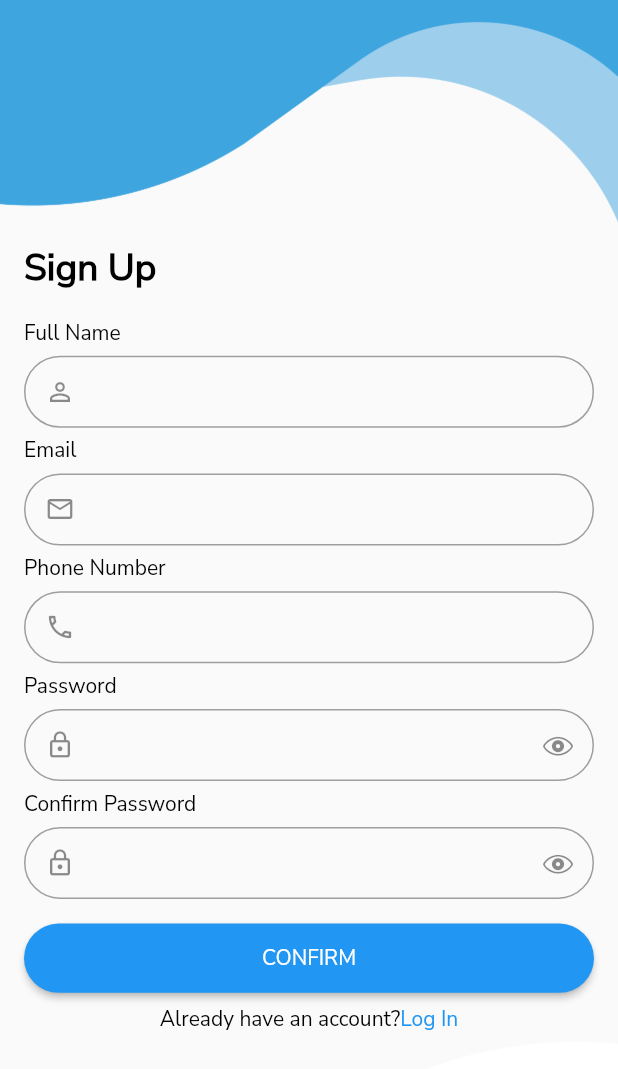
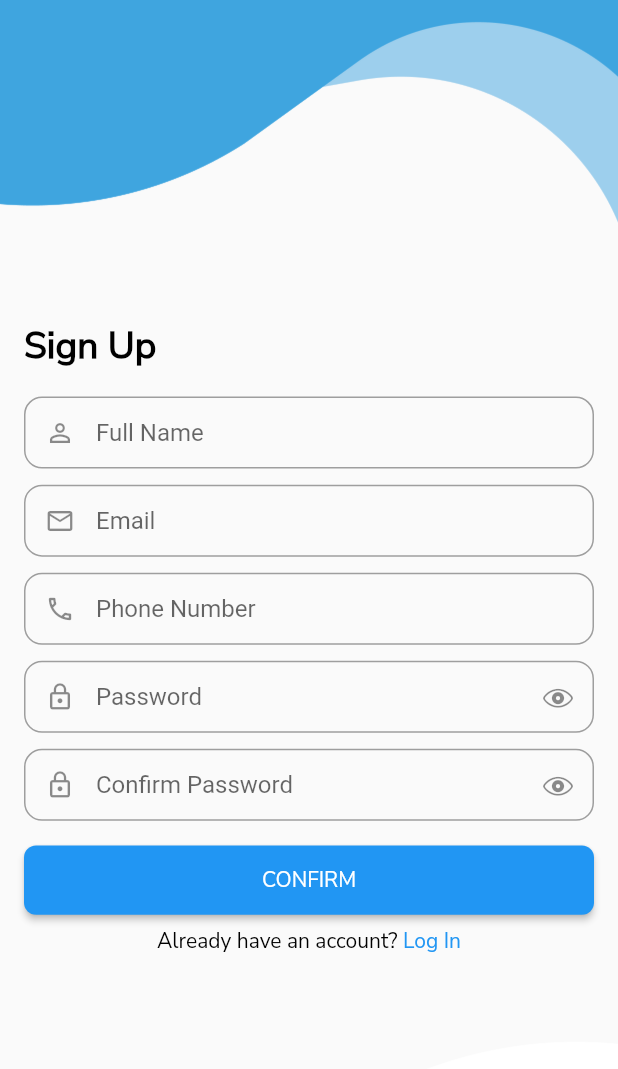
Before and after one commit to abhinavdali/Andrews-Health-Service, a Flutter app: the Login screen opened directly, after a tap on "LOGIN", after a tap on "Sign Up", on a phone screen of 412 x 824 dp. Shown: the top 1069 px of the screen. Run offline on Flutter 3.47's test engine with Material 2 defaults, Android fonts, the phone set to English and light mode, and no system bars; our stand-ins replace sizer.

Commit message:
login and signup

```diff
--- a/lib/Extracted Widgets/textfield.dart
+++ b/lib/Extracted Widgets/textfield.dart
@@ -2,7 +2,7 @@ import 'package:flutter/cupertino.dart';
 import 'package:flutter/material.dart';
 
 class CustomTextField extends StatefulWidget {
-  final controller, maxLines, validator, prefix, isPass;
+  final controller, maxLines, validator, prefix, isPass,hintText;
   const CustomTextField({
     Key? key,
     required this.controller,
@@ -10,6 +10,7 @@ class CustomTextField extends StatefulWidget {
     this.validator,
     this.prefix,
     this.isPass = false,
+    this.hintText
   }) : super(key: key);
 
   @override
@@ -29,6 +30,7 @@ class _CustomTextFieldState extends State<CustomTextField> {
         maxLines: widget.maxLines,
         obscureText: widget.isPass ? (isHidden ? true : false) : false,
         decoration: InputDecoration(
+          hintText: widget.hintText,
             prefixIcon: widget.prefix,
             suffixIcon: widget.isPass == false
                 ? null
@@ -44,17 +46,17 @@ class _CustomTextFieldState extends State<CustomTextField> {
                     )),
             contentPadding: EdgeInsets.symmetric(horizontal: 16, vertical: 0),
             enabledBorder: OutlineInputBorder(
-                borderRadius: BorderRadius.circular(24),
+                borderRadius: BorderRadius.circular(12),
                 borderSide: BorderSide(color: Colors.grey, width: 1)),
             focusedBorder: OutlineInputBorder(
-                borderRadius: BorderRadius.circular(24),
+                borderRadius: BorderRadius.circular(12),
                 borderSide: BorderSide(color: Colors.blue, width: 1)),
             errorBorder: OutlineInputBorder(
-              borderRadius: BorderRadius.circular(24),
+              borderRadius: BorderRadius.circular(12),
               borderSide: BorderSide(color: Colors.red, width: 1),
             ),
             focusedErrorBorder: OutlineInputBorder(
-              borderRadius: BorderRadius.circular(24),
+              borderRadius: BorderRadius.circular(12),
               borderSide: BorderSide(color: Colors.blue, width: 1),
             )),
       ),
--- a/lib/UI/loginandsignup/login.dart
+++ b/lib/UI/loginandsignup/login.dart
@@ -17,6 +17,7 @@ class Login extends StatelessWidget {
   @override
   Widget build(BuildContext context) {
     return Scaffold(
+      backgroundColor: Color(0xffF3EFF5),
       body: Container(
         height: double.infinity,
         width: double.infinity,
@@ -45,17 +46,18 @@ class Login extends StatelessWidget {
                       ),
                       CustomText(
                         text: 'Login',
-                        fontSize: 18.sp,
-                        weight: FontWeight.w600,
+                        fontSize: 19.sp,
+                        weight: FontWeight.w800,
                       ),
                       SizedBox(
-                        height: 2.h,
+                        height: 1.7.h,
                       ),
-                      CustomText(text: 'Email'),
-                      SizedBox(
-                        height: 1.h,
-                      ),
+                      // CustomText(text: 'Email'),
+                      // SizedBox(
+                      //   height: 0.7.h,
+                      // ),
                       CustomTextField(
+                        hintText: 'Email',
                         controller: emailController,
                         prefix: Icon(
                           Icons.email_outlined,
@@ -74,12 +76,13 @@ class Login extends StatelessWidget {
                       SizedBox(
                         height: 1.h,
                       ),
-                      CustomText(text: 'Password'),
-                      SizedBox(
-                        height: 1.h,
-                      ),
+                      // CustomText(text: 'Password'),
+                      // SizedBox(
+                      //   height: 0.7.h,
+                      // ),
                       CustomTextField(
                         isPass: true,
+                        hintText: 'Password',
                         controller: passwordController,
                         prefix: Icon(
                           Icons.lock_outline_sharp,
@@ -111,6 +114,7 @@ class Login extends StatelessWidget {
                         children: [
                           CustomText(
                             text: 'Haven\'t signed up yet? ',
+                            color: Colors.grey[600],
                           ),
                           GestureDetector(
                             onTap: () {
@@ -157,7 +161,7 @@ class LoginButton extends StatelessWidget {
               backgroundColor: MaterialStateProperty.all(color),
               shape: MaterialStateProperty.all<RoundedRectangleBorder>(
                   RoundedRectangleBorder(
-                      borderRadius: BorderRadius.circular(24)))),
+                      borderRadius: BorderRadius.circular(8)))),
           onPressed: onTap,
           child: CustomText(
             text: text,
--- a/lib/UI/loginandsignup/signup.dart
+++ b/lib/UI/loginandsignup/signup.dart
@@ -40,13 +40,8 @@ class SignUp extends StatelessWidget {
                     SizedBox(
                       height: 2.h,
                     ),
-                    CustomText(
-                      text: 'Full Name',
-                    ),
-                    SizedBox(
-                      height: 0.7.h,
-                    ),
                     CustomTextField(
+                      hintText: 'Full Name',
                       controller: fullNameController,
                       prefix: Icon(
                         Icons.person_outline_outlined,
@@ -54,45 +49,30 @@ class SignUp extends StatelessWidget {
                       ),
                     ),
                     SizedBox(
-                      height: 0.7.h,
-                    ),
-                    CustomText(
-                      text: 'Email',
-                    ),
-                    SizedBox(
-                      height: 0.7.h,
+                      height: 1.3.h,
                     ),
                     CustomTextField(
+                        hintText: 'Email',
                         prefix: Icon(
                           Icons.email_outlined,
                           size: 20,
                         ),
                         controller: emailController),
                     SizedBox(
-                      height: 0.7.h,
-                    ),
-                    CustomText(
-                      text: 'Phone Number',
-                    ),
-                    SizedBox(
-                      height: 0.7.h,
+                      height: 1.3.h,
                     ),
                     CustomTextField(
+                        hintText: 'Phone Number',
                         prefix: Icon(
                           Icons.phone_outlined,
                           size: 20,
                         ),
                         controller: phoneController),
                     SizedBox(
-                      height: 0.7.h,
-                    ),
-                    CustomText(
-                      text: 'Password',
-                    ),
-                    SizedBox(
-                      height: 0.7.h,
+                      height: 1.3.h,
                     ),
                     CustomTextField(
+                      hintText: 'Password',
                       prefix: Icon(
                         Icons.lock_outline,
                         size: 20,
@@ -101,15 +81,10 @@ class SignUp extends StatelessWidget {
                       isPass: true,
                     ),
                     SizedBox(
-                      height: 0.7.h,
-                    ),
-                    CustomText(
-                      text: 'Confirm Password',
-                    ),
-                    SizedBox(
-                      height: 0.7.h,
+                      height: 1.3.h,
                     ),
                     CustomTextField(
+                      hintText: 'Confirm Password',
                       prefix: Icon(
                         Icons.lock_outline,
                         size: 20,
@@ -135,7 +110,7 @@ class SignUp extends StatelessWidget {
                         GestureDetector(
                             onTap: () {},
                             child: CustomText(
-                              text: 'Log In',
+                              text: ' Log In',
                               color: Colors.blue,
                             ))
                       ],
```
